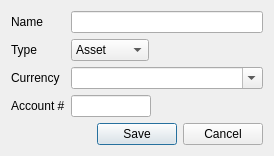
The window that qt/ui/account_panel.ui (Mouchnino/moneyguru) describes before a commit, drawn with Qt 5.
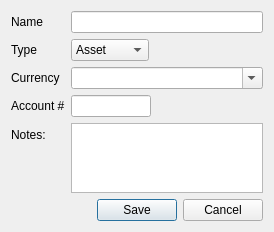
The same window after the commit.

Commit message: [#142 state:fixed] Added a Notes field for accounts.

```diff
--- a/qt/ui/account_panel.ui
+++ b/qt/ui/account_panel.ui
@@ -112,6 +112,16 @@
        </property>
       </widget>
      </item>
+     <item row="4" column="1">
+      <widget class="QPlainTextEdit" name="notesEdit"/>
+     </item>
+     <item row="4" column="0">
+      <widget class="QLabel" name="label">
+       <property name="text">
+        <string>Notes:</string>
+       </property>
+      </widget>
+     </item>
     </layout>
    </item>
    <item>
```
The commit also changes 24 other files.
